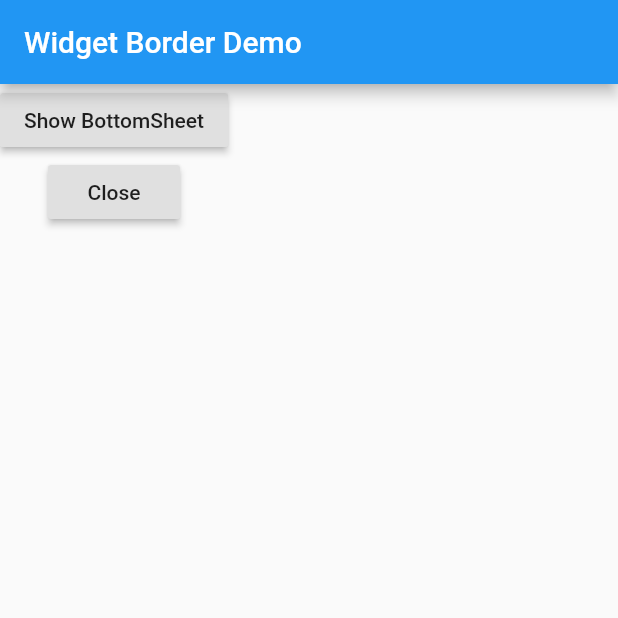
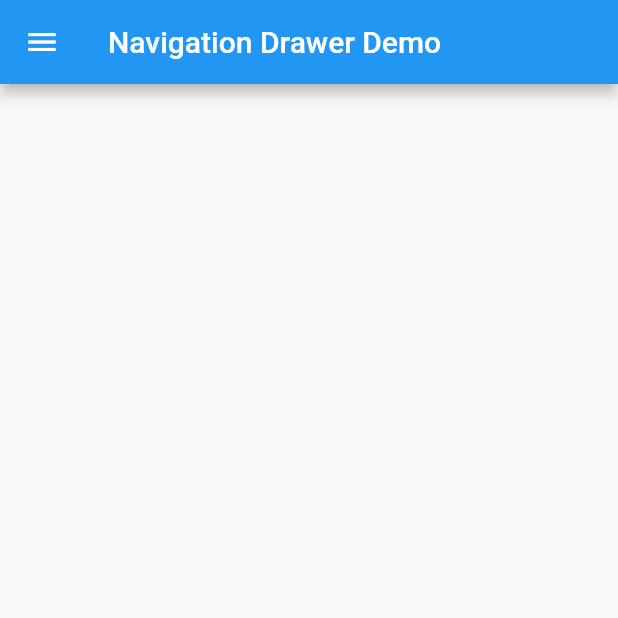
Before and after one commit to william-waiyanhtat/flutter_bloc_sample, a Flutter app: the screen it shows after launch, on a phone screen of 412 x 824 dp, the top half of it. Run offline on Flutter 3.47's test engine with Material 2 defaults, Android fonts, the phone set to English and light mode, and no system bars; our stand-ins replace image_picker, sqflite; missing offline and left inert: autocomplete_textfield; accounts and stored records are empty.

Commit message:
Added Flutter navigation drawer demo

```diff
--- a/FlutterTutorialProjects/flutter_demo1/lib/main.dart
+++ b/FlutterTutorialProjects/flutter_demo1/lib/main.dart
@@ -8,6 +8,7 @@ import 'package:flutter_demo1/design/demo_border.dart';
 import 'textfield/auto_complete.dart';
 import 'tips/container_tip.dart';
 import 'widgets/bottom_sheet.dart';
+import 'widgets/navigation_drawer_demo.dart';
 
 void main() {
   // You can also debug a layout problem visually, by setting debugPaintSizeEnabled to true.
@@ -31,7 +32,7 @@ class MyApp extends StatelessWidget {
       theme: ThemeData(
         primarySwatch: Colors.blue,
       ),
-      home: BottomSheetDemo(),
+      home: NavigationDrawerDemo(),
     );
   }
 }
--- a/FlutterTutorialProjects/flutter_demo1/lib/widgets/bottom_sheet.dart
+++ b/FlutterTutorialProjects/flutter_demo1/lib/widgets/bottom_sheet.dart
@@ -69,6 +69,7 @@ controller.close();
  controller = _scaffoldKey.currentState
     .showBottomSheet<Null>((BuildContext context) {
   return new Container(
+    color: Colors.green,
       child: new Column(
     mainAxisSize: MainAxisSize.min,
     children: <Widget>[
@@ -84,7 +85,7 @@ controller.close();
         textAlign: TextAlign.left,
       ),
       SizedBox(
-        height: 50,
+        height: 100,
       ),
     ],
   ));
--- /dev/null
+++ b/FlutterTutorialProjects/flutter_demo1/lib/widgets/navigation_drawer_demo.dart
@@ -0,0 +1,66 @@
+import 'package:flutter/material.dart';
+
+class NavigationDrawerDemo extends StatefulWidget {
+  NavigationDrawerDemo() : super();
+
+  final String title = "Navigation Drawer Demo";
+
+  @override
+  _NavigationDrawerDemoState createState() => _NavigationDrawerDemoState();
+}
+
+class _NavigationDrawerDemoState extends State<NavigationDrawerDemo> {
+  @override
+  Widget build(BuildContext context) {
+    return Scaffold(
+      drawer: Drawer(
+        child: ListView(
+          padding: EdgeInsets.zero,
+          children: <Widget>[
+            DrawerHeader(
+              child: Column(
+                mainAxisSize: MainAxisSize.min,
+                mainAxisAlignment: MainAxisAlignment.center,
+                children: <Widget>[
+                  Image.asset('images/flutter.jpg',
+                  width: 80,
+                  height: 80,),
+                  SizedBox(height: 15,),
+                  Text("name",
+                  style: TextStyle(color: Colors.grey),)
+                ],
+              ),
+              decoration: BoxDecoration(
+                color: Colors.white,
+              ),
+            ),
+            ListTile(
+              leading: Icon(Icons.add_to_photos),
+              title: Text('Add to Photos'),
+              onTap: () {
+                Navigator.pop(context);
+              },
+            ),
+            ListTile(
+              leading: Icon(Icons.add_alarm),
+              title: Text('Alarm'),
+              onTap: () {
+                Navigator.pop(context);
+              },
+            ),
+
+          ],
+        ),
+      ),
+      appBar: AppBar(
+        title: Text(widget.title),
+      ),
+      body: Center(
+        child: Column(
+          mainAxisAlignment: MainAxisAlignment.center,
+          children: <Widget>[],
+        ),
+      ),
+    );
+  }
+}
--- a/FlutterTutorialProjects/flutter_demo1/pubspec.yaml
+++ b/FlutterTutorialProjects/flutter_demo1/pubspec.yaml
@@ -42,9 +42,9 @@ flutter:
   uses-material-design: true
 
   # To add assets to your application, add an assets section, like this:
-  # assets:
-  #  - images/a_dot_burr.jpeg
-  #  - images/a_dot_ham.jpeg
+  assets:
+   - images/apple.png
+   - images/flutter.jpg
 
   # An image asset can refer to one or more resolution-specific "variants", see
   # https://flutter.io/assets-and-images/#resolution-aware.
```
